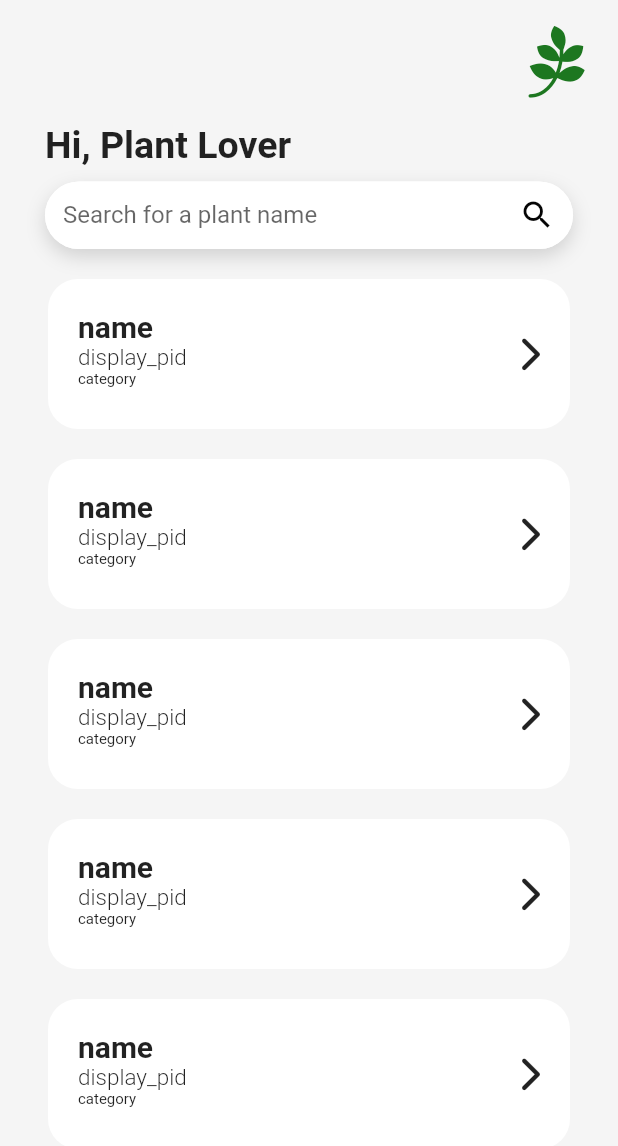
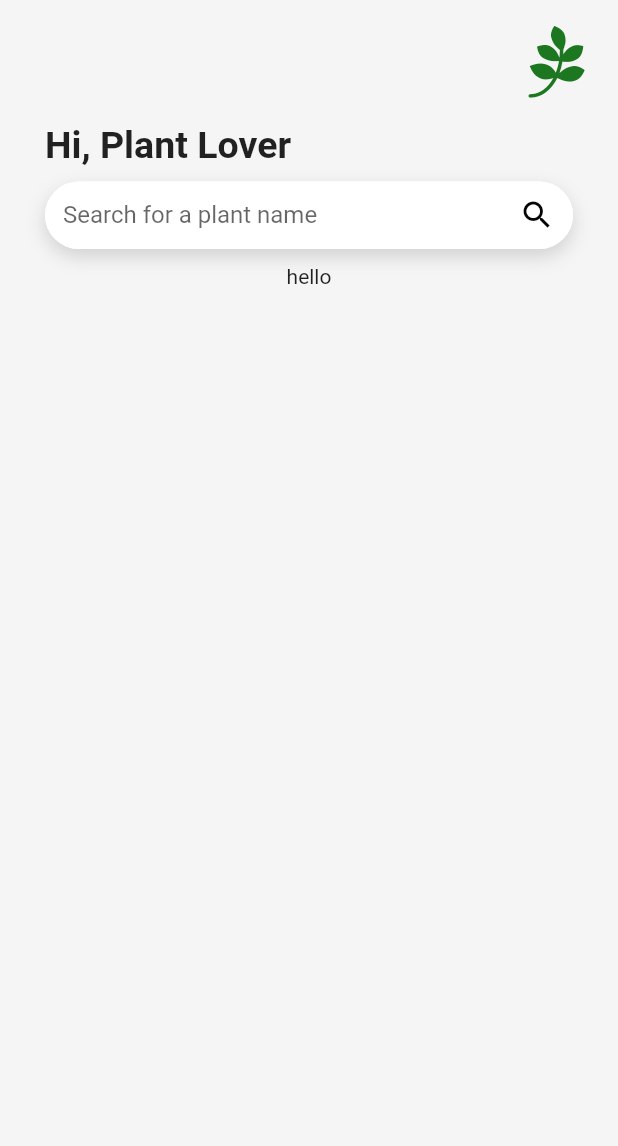
Before and after one commit to nardaibarra/GreenPulse, a Flutter app: the screen it shows after launch, on a phone screen of 412 x 824 dp. Shown: the top 1146 px of the screen. Run offline on Flutter 3.47's test engine with Material 2 defaults, Android fonts, the phone set to English and light mode, and no system bars; our stand-ins replace bloc, equatable, flutter_bloc, font_awesome_flutter.

Commit message:
connected home to api response and implemented its bloc

```diff
--- /dev/null
+++ b/lib/Classes/found_plant.dart
@@ -0,0 +1,7 @@
+class FoundPlant {
+  final String pid;
+  final String display_pid;
+  final String alias;
+  FoundPlant(
+      {required this.pid, required this.display_pid, required this.alias});
+}
--- a/lib/Widgets/plant_found_card.dart
+++ b/lib/Widgets/plant_found_card.dart
@@ -1,8 +1,9 @@
 import 'package:flutter/material.dart';
 import 'package:font_awesome_flutter/font_awesome_flutter.dart';
+import 'package:green_pulse/Classes/found_plant.dart';
 
 class PlantFoundCard extends StatelessWidget {
-  final Map<String, String> plant;
+  final FoundPlant plant;
   PlantFoundCard({super.key, required this.plant});
 
   @override
@@ -21,13 +22,13 @@ class PlantFoundCard extends StatelessWidget {
               crossAxisAlignment: CrossAxisAlignment.start,
               children: [
                 Text(
-                  "${plant['pid']}",
+                  this.plant.pid,
                   style: TextStyle(fontSize: 20, fontWeight: FontWeight.bold),
                 ),
-                Text("${plant['display_pid']}",
+                Text(this.plant.display_pid,
                     style:
                         TextStyle(fontSize: 15, fontWeight: FontWeight.w300)),
-                Text("${plant['category']}", style: TextStyle(fontSize: 10))
+                Text(this.plant.alias, style: TextStyle(fontSize: 10))
               ],
             ),
           ),
--- a/lib/bloc/plants_event.dart
+++ b/lib/bloc/plants_event.dart
@@ -1,4 +1,26 @@
 part of 'plants_bloc.dart';
 
 @immutable
-abstract class PlantsEvent {}
+abstract class PlantsEvent extends Equatable {
+  const PlantsEvent();
+  @override
+  List<Object> get props => [];
+}
+
+class SearchPlantsEvent extends PlantsEvent {
+  final String inputSearch;
+  SearchPlantsEvent({
+    required this.inputSearch,
+  });
+  @override
+  List<Object> get props => [inputSearch];
+}
+
+class SeePlantDetailsEvent extends PlantsEvent {
+  final FoundPlant plant;
+  SeePlantDetailsEvent({
+    required this.plant,
+  });
+  @override
+  List<Object> get props => [plant];
+}
--- a/lib/bloc/plants_state.dart
+++ b/lib/bloc/plants_state.dart
@@ -1,6 +1,30 @@
 part of 'plants_bloc.dart';
 
 @immutable
-abstract class PlantsState {}
+abstract class PlantsState extends Equatable {
+  const PlantsState();
+  @override
+  List<Object> get props => [];
+}
 
 class PlantsInitial extends PlantsState {}
+
+class SelectedPlantState extends PlantsState {
+  final FoundPlant selectedPlant;
+  SelectedPlantState(this.selectedPlant);
+  @override
+  List<Object> get props => [selectedPlant];
+}
+
+class FoundPlantsState extends PlantsState {
+  final List<dynamic> foundPlants;
+  FoundPlantsState(this.foundPlants);
+  @override
+  List<Object> get props => [foundPlants];
+}
+
+class ErrorPlantsState extends PlantsState {
+  final String error;
+  ErrorPlantsState(this.error);
+  List<Object> get props => [error];
+}
--- a/lib/screens/home.dart
+++ b/lib/screens/home.dart
@@ -1,7 +1,9 @@
 import 'package:flutter/material.dart';
+import 'package:flutter_bloc/flutter_bloc.dart';
 import 'package:font_awesome_flutter/font_awesome_flutter.dart';
 import 'package:green_pulse/Widgets/plant_found_card.dart';
-import 'package:green_pulse/repositories/plants_api.dart';
+import 'package:green_pulse/bloc/plants_bloc.dart';
+import 'package:green_pulse/screens/plant_details.dart';
 
 class Home extends StatefulWidget {
   const Home({super.key});
@@ -12,33 +14,8 @@ class Home extends StatefulWidget {
 
 class _HomeState extends State<Home> {
   final _searchController = TextEditingController();
-  var _found_plants = [
-    {
-      'pid': 'name',
-      'display_pid': 'display_pid',
-      'category': 'category',
-    },
-    {
-      'pid': 'name',
-      'display_pid': 'display_pid',
-      'category': 'category',
-    },
-    {
-      'pid': 'name',
-      'display_pid': 'display_pid',
-      'category': 'category',
-    },
-    {
-      'pid': 'name',
-      'display_pid': 'display_pid',
-      'category': 'category',
-    },
-    {
-      'pid': 'name',
-      'display_pid': 'display_pid',
-      'category': 'category',
-    }
-  ];
+  var _mainMsg = 'Type something to search';
+
   @override
   Widget build(BuildContext context) {
     return Scaffold(
@@ -108,26 +85,58 @@ class _HomeState extends State<Home> {
                     color: Color.fromARGB(255, 4, 4, 4),
                   ),
                   onPressed: () {
-                    // BlocProvider.of<PlantsBloc>(context).add(
-                    //     SearchBookEvent(inputSearch: _searchController.text));
+                    BlocProvider.of<PlantsBloc>(context).add(
+                        SearchPlantsEvent(inputSearch: _searchController.text));
                   },
                 ),
                 floatingLabelBehavior: FloatingLabelBehavior.never,
               ),
             ),
           ),
-          Container(
-              height: MediaQuery.of(context).size.height - 176,
-              child: ListView.builder(
-                  scrollDirection: Axis.vertical,
-                  itemCount: _found_plants.length,
-                  itemBuilder: (BuildContext context, index) {
-                    return GestureDetector(
-                      child: PlantFoundCard(plant: _found_plants[index]),
-                    );
-                  }))
+          BlocConsumer<PlantsBloc, PlantsState>(listener: (context, state) {
+            if (state is PlantsInitial) {
+              _mainMsg = 'Type something to search';
+            }
+            if (state is SelectedPlantState) {
+              navigateToSelectedPlantsPage(context, state);
+            }
+            if (state is ErrorPlantsState) {
+              _mainMsg = state.error;
+            }
+          }, builder: (context, state) {
+            if (state is FoundPlantsState) {
+              return _foundPlantListView(context, state);
+            } else
+              return _defaultView(context, this._mainMsg);
+          })
         ],
       ),
     );
   }
+
+  void navigateToSelectedPlantsPage(
+      BuildContext context, SelectedPlantState state) {
+    Navigator.of(context).push(MaterialPageRoute(
+        builder: (nextContext) => BlocProvider.value(
+            value: BlocProvider.of<PlantsBloc>(context), child: PlantDetails()),
+        settings: RouteSettings(arguments: [state.selectedPlant])));
+  }
 }
+
+Widget _foundPlantListView(BuildContext context, state) {
+  return Container(
+      height: MediaQuery.of(context).size.height - 176,
+      child: ListView.builder(
+          scrollDirection: Axis.vertical,
+          itemCount: state.foundPlants.length,
+          itemBuilder: (BuildContext context, index) {
+            return GestureDetector(
+              child: PlantFoundCard(plant: state.foundPlants[index]),
+            );
+          }));
+}
+
+Widget _defaultView(BuildContext context, state) {
+  return Container(
+      height: MediaQuery.of(context).size.height - 176, child: Text('hello'));
+}
--- a/pubspec.yaml
+++ b/pubspec.yaml
@@ -36,6 +36,7 @@ dependencies:
   # The following adds the Cupertino Icons font to your application.
   # Use with the CupertinoIcons class for iOS style icons.
   cupertino_icons: ^1.0.2
+  equatable:
 
 dev_dependencies:
   flutter_test:
```
Also changed, not shown: lib/bloc/plants_bloc.dart (+39 -3 lines), lib/screens/plant_details.dart (added, +15 -0 lines).
